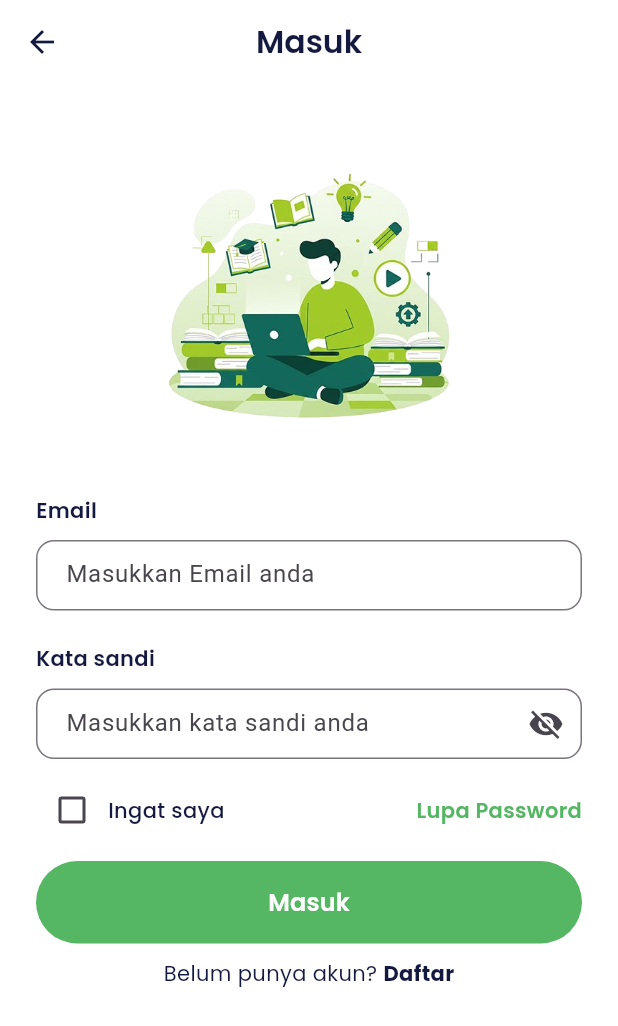
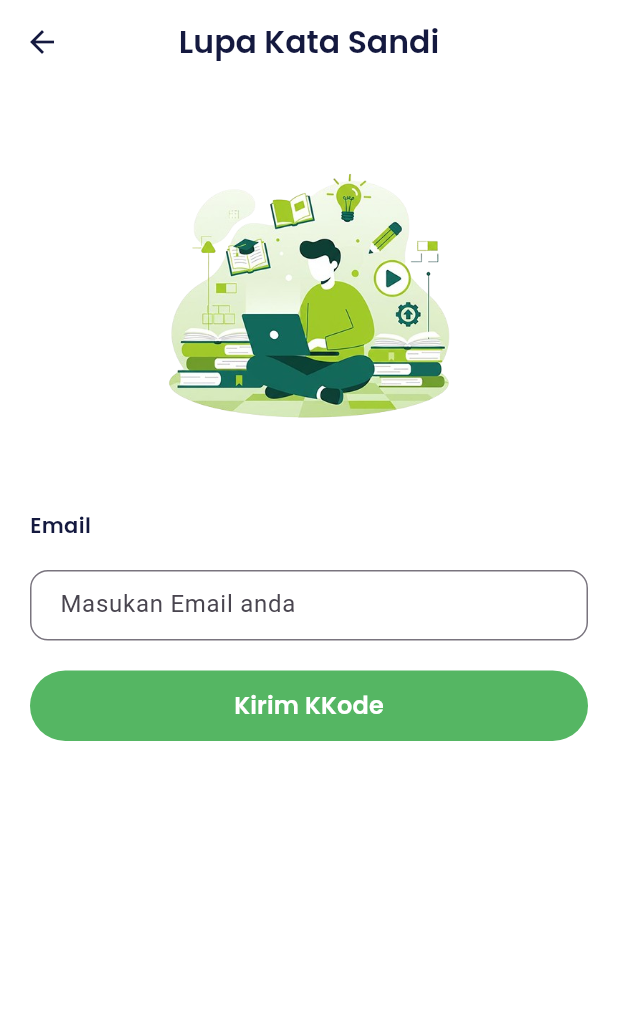
Before and after one commit to yowxy/Ngodingin, a Flutter app: the SigninPages screen opened by its route, after a tap on "Lupa Password", on a phone screen of 412 x 824 dp. Shown: the top 1026 px of the screen. Run offline on Flutter 3.47's test engine with Material 3 defaults, Android fonts, the light colour scheme and no system bars; our stand-ins replace google_fonts.

Commit message:
feat: slicig forgot-pw and reset-pw,email and ressend email

```diff
--- a/lib/features/pages/auth/signin_pages.dart
+++ b/lib/features/auth/signin_pages.dart
@@ -125,7 +125,7 @@ class _SigninPagesState extends State<SigninPages> {
               const Spacer(),
               GestureDetector(
                 onTap: () {
-                  // TODO: Tambah navigasi ke lupa password
+                  Navigator.pushNamedAndRemoveUntil(context, '/forgot-password', (route) => false);
                 },
                 child: Text(
                   'Lupa Password',
@@ -156,7 +156,7 @@ class _SigninPagesState extends State<SigninPages> {
               ),
               GestureDetector(
                 onTap: () {
-                  Navigator.pushNamed(context, '/signup');
+                  Navigator.pushNamedAndRemoveUntil(context, '/signup',(route) => false);
                 },
                 child: Text(
                   'Daftar',
--- /dev/null
+++ b/lib/features/forgot-password/forgot-password_screen.dart
@@ -0,0 +1,90 @@
+import 'package:flutter/material.dart';
+import 'package:hology_fe/features/widgets/button.dart';
+import 'package:hology_fe/features/widgets/form.dart';
+import 'package:hology_fe/shared/theme.dart';
+
+class ForgotPasswordPages extends StatelessWidget {
+  final TextEditingController emailController = TextEditingController();
+
+  ForgotPasswordPages({super.key});
+
+
+  @override
+  Widget build(BuildContext context) {
+    return Scaffold(
+        appBar: AppBar(
+        leading: IconButton(
+          icon: const Icon(Icons.arrow_back),
+          onPressed: () {
+            Navigator.pushNamedAndRemoveUntil(context, '/', (route) => false);
+          },
+        ),
+        title: Text(
+          'Lupa Kata Sandi',
+          style: blackTextStyle.copyWith(
+            fontWeight: semibold,
+            fontSize: 21,
+          ),
+        ),
+        centerTitle: true,
+        backgroundColor: Colors.white,
+        elevation: 0,
+      ),
+      body: ListView(
+        padding: const EdgeInsets.symmetric(horizontal: 20),
+        children: [
+          Container(
+             width: 245,
+            height: 234,
+            margin: const EdgeInsets.symmetric(vertical: 20),
+            decoration: const BoxDecoration(
+              image: DecorationImage(
+                image: AssetImage('assets/auth_image_bg.png'),
+              ),
+            ),
+          ),
+            const SizedBox(
+              height: 10,
+            ),
+
+          Text(
+            'Email',
+            style: blackTextStyle.copyWith(
+              fontWeight: semibold,
+              fontSize: 14,
+            ),
+          ),
+            const SizedBox(
+              height: 20,
+            ),
+
+            CustomTextForm(
+              controller: emailController,
+              hintText: 'Masukan Email anda',
+              obscureText: false,
+              width: double.infinity,
+              height: 47
+            ),
+
+            const SizedBox(height: 20,),
+
+
+            CustomButton(
+              title: 'Kirim KKode',
+              width: double.infinity,
+              height: 47,
+              onPressed: (){
+                Navigator.pushNamedAndRemoveUntil(context, '/reset-password', (route) => false );
+              },
+            ),
+
+            const SizedBox(height: 22,),
+
+
+
+
+        ],
+      ),
+    );
+  }
+}
--- a/lib/features/pages/splash_screen.dart
+++ b/lib/features/pages/splash_screen.dart
@@ -39,8 +39,7 @@ class _SplashPageState extends State<SplashPage> {
             ),
 
 
-
-          CustomButton(
+        CustomButton(
           title: 'Register',
           width: 350, // ganti lebih besar biar teks muat
           height: 55,
--- a/lib/shared/theme.dart
+++ b/lib/shared/theme.dart
@@ -1,6 +1,5 @@
 import 'package:flutter/material.dart';
 import 'package:google_fonts/google_fonts.dart';
-
 
 
 TextStyle blackTextStyle = GoogleFonts.poppins(
@@ -15,8 +14,6 @@ TextStyle whiteTextStyle = GoogleFonts.poppins(
 TextStyle greenTextStyle = GoogleFonts.poppins(
   color: greenColor,
 );
-
-
 
 
 
```
Also changed, not shown: lib/features/auth/signup_pages.dart (added, +161 -0 lines), lib/features/email-verification/email-verification_screen.dart (added, +120 -0 lines), lib/features/email-verification/resend-verification_screen.dart (added, +78 -0 lines), lib/features/forgot-password/reset-password_screen.dart (renamed from lib/features/pages/auth/signup_pages.dart, +28 -69 lines), lib/main.dart (+12 -4 lines), lib/features/auth/login.dart (added).
